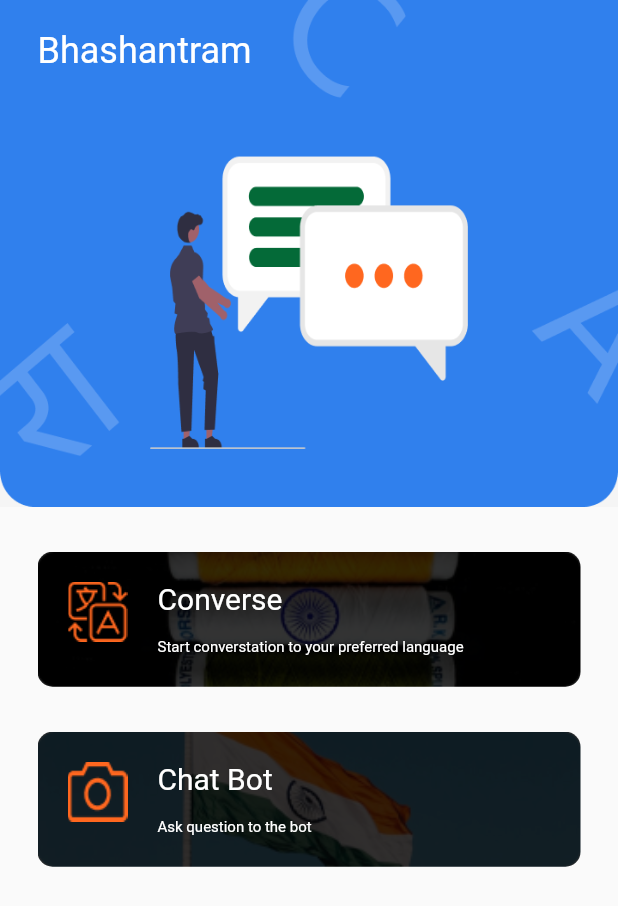
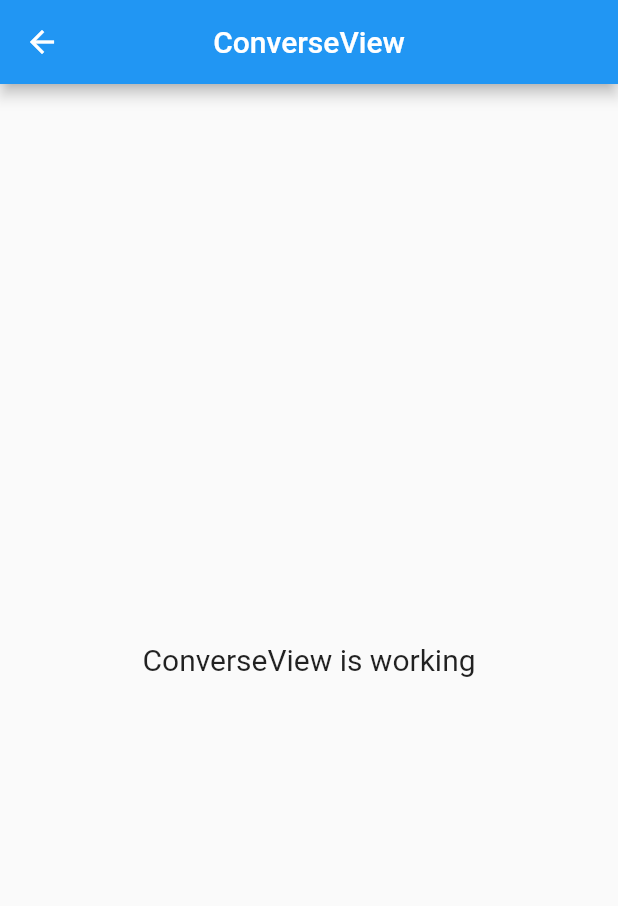
Before and after one commit to apurba235/bhashantram, a Flutter app: the screen it shows after launch, after a tap on "Converse", on a phone screen of 412 x 824 dp. Shown: the top 906 px of the screen. Run offline on Flutter 3.47's test engine with Material 2 defaults, Android fonts, the phone set to English and light mode, and no system bars; our stand-ins replace connectivity_plus, dio, get.

Commit message:
:feat - started working in converse screen

```diff
--- /dev/null
+++ b/lib/app/modules/converse/bindings/converse_binding.dart
@@ -0,0 +1,12 @@
+import 'package:get/get.dart';
+
+import '../controllers/converse_controller.dart';
+
+class ConverseBinding extends Bindings {
+  @override
+  void dependencies() {
+    Get.lazyPut<ConverseController>(
+      () => ConverseController(),
+    );
+  }
+}
--- /dev/null
+++ b/lib/app/modules/converse/views/converse_view.dart
@@ -0,0 +1,24 @@
+import 'package:flutter/material.dart';
+
+import 'package:get/get.dart';
+
+import '../controllers/converse_controller.dart';
+
+class ConverseView extends GetView<ConverseController> {
+  const ConverseView({Key? key}) : super(key: key);
+  @override
+  Widget build(BuildContext context) {
+    return Scaffold(
+      appBar: AppBar(
+        title: const Text('ConverseView'),
+        centerTitle: true,
+      ),
+      body: const Center(
+        child: Text(
+          'ConverseView is working',
+          style: TextStyle(fontSize: 20),
+        ),
+      ),
+    );
+  }
+}
--- a/lib/app/modules/home/controllers/home_controller.dart
+++ b/lib/app/modules/home/controllers/home_controller.dart
@@ -6,20 +6,17 @@ import 'package:get/get.dart';
 class HomeController extends GetxController {
   List<MenuModel> menuItems = [
     MenuModel(
-      menuBackgroundImage: AssetConsts.flagOne,
-      menuIcon: AssetConsts.translate,
-      menuTitle: 'Converse',
-      menuSubTitle: 'Start converstation to your preferred language',
-      onTapMenu: (){}
-    ),
+        menuBackgroundImage: AssetConsts.flagOne,
+        menuIcon: AssetConsts.translate,
+        menuTitle: 'Converse',
+        menuSubTitle: 'Start converstation to your preferred language',
+        onTapMenu: () => Get.toNamed(Routes.CONVERSE)),
     MenuModel(
       menuBackgroundImage: AssetConsts.flagTwo,
       menuIcon: AssetConsts.camera,
       menuTitle: 'Chat Bot',
       menuSubTitle: 'Ask question to the bot',
-      onTapMenu: (){
-        Get.toNamed(Routes.CHAT_BOT);
-      }
+      onTapMenu: () => Get.toNamed(Routes.CHAT_BOT),
     ),
   ];
 
--- a/lib/app/modules/home/views/home_view.dart
+++ b/lib/app/modules/home/views/home_view.dart
@@ -1,5 +1,6 @@
 import 'package:bhashantram/app/common/consts/consts.dart';
 import 'package:flutter/material.dart';
+import 'package:flutter/services.dart';
 
 import 'package:get/get.dart';
 
@@ -10,6 +11,11 @@ class HomeView extends GetView<HomeController> {
 
   @override
   Widget build(BuildContext context) {
+    SystemChrome.setSystemUIOverlayStyle(
+        const SystemUiOverlayStyle(
+            statusBarColor: Colors.blueAccent
+        )
+    );
     return Scaffold(
       body: Column(
         children: [
--- a/lib/app/routes/app_pages.dart
+++ b/lib/app/routes/app_pages.dart
@@ -2,6 +2,8 @@ import 'package:get/get.dart';
 
 import '../modules/chat_bot/bindings/chat_bot_binding.dart';
 import '../modules/chat_bot/views/chat_bot_view.dart';
+import '../modules/converse/bindings/converse_binding.dart';
+import '../modules/converse/views/converse_view.dart';
 import '../modules/home/bindings/home_binding.dart';
 import '../modules/home/views/home_view.dart';
 
@@ -20,8 +22,13 @@ class AppPages {
     ),
     GetPage(
       name: _Paths.CHAT_BOT,
-      page: () =>  ChatBotView(),
+      page: () => ChatBotView(),
       binding: ChatBotBinding(),
+    ),
+    GetPage(
+      name: _Paths.CONVERSE,
+      page: () => const ConverseView(),
+      binding: ConverseBinding(),
     ),
   ];
 }
--- a/lib/app/routes/app_routes.dart
+++ b/lib/app/routes/app_routes.dart
@@ -5,10 +5,12 @@ abstract class Routes {
   Routes._();
   static const HOME = _Paths.HOME;
   static const CHAT_BOT = _Paths.CHAT_BOT;
+  static const CONVERSE = _Paths.CONVERSE;
 }
 
 abstract class _Paths {
   _Paths._();
   static const HOME = '/home';
   static const CHAT_BOT = '/chat-bot';
+  static const CONVERSE = '/converse';
 }
```
Also changed, not shown: lib/app/modules/converse/controllers/converse_controller.dart (added, +23 -0 lines).
